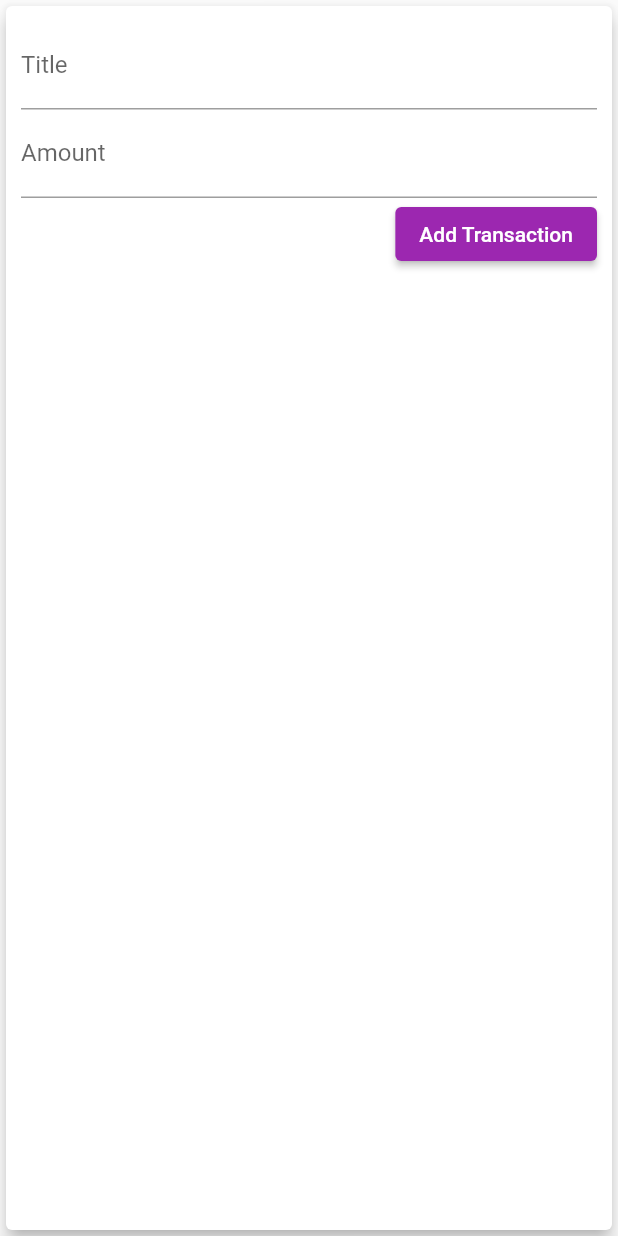
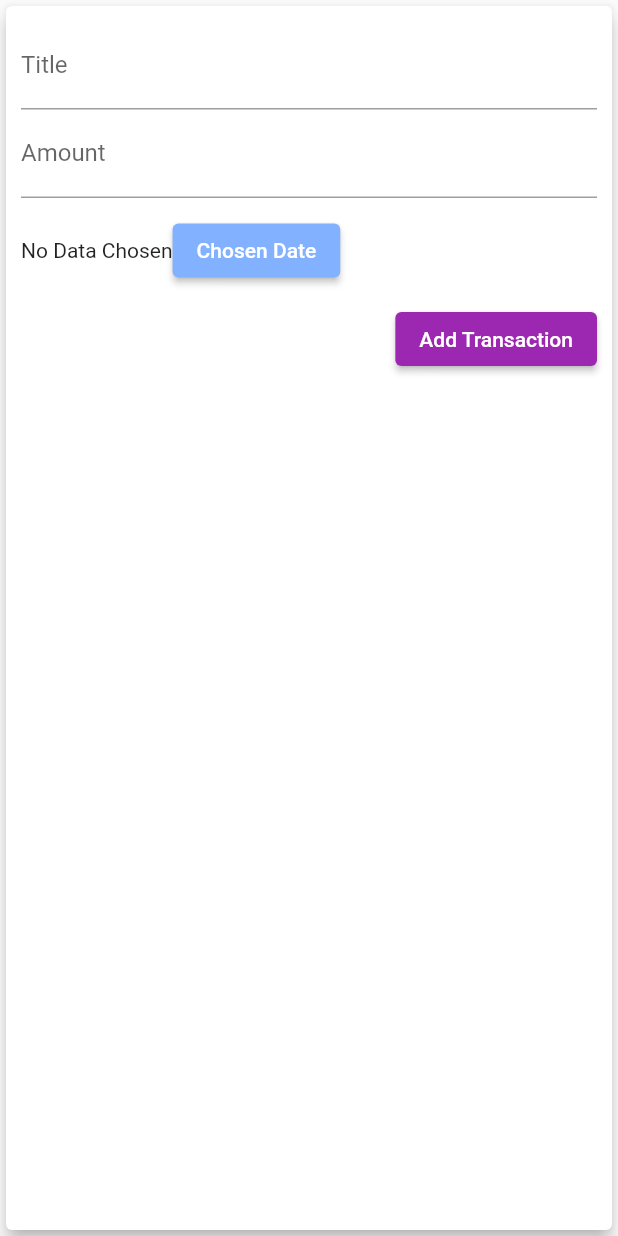
Before and after one commit to tuanly0508/Flutter, a Flutter app: the NewTransaction widget shown alone on an empty page, opened directly with empty values, after a tap on "Add Transaction", on a phone screen of 412 x 824 dp. Run offline on Flutter 3.47's test engine with Material 2 defaults, Android fonts, the phone set to English and light mode, and no system bars; Roboto replaces fonts that are missing (QuickSand).

Commit message:
done section 4

```diff
--- a/lib/widgets/chart.dart
+++ b/lib/widgets/chart.dart
@@ -25,7 +25,7 @@ class Chart extends StatelessWidget {
         'day': DateFormat.E().format(weekday).substring(0, 1),
         'amount': totalSum
       };
-    });
+    }).reversed.toList();
   }
 
   double get totalSpending {
--- a/lib/widgets/new_transaction.dart
+++ b/lib/widgets/new_transaction.dart
@@ -1,30 +1,44 @@
 import 'package:flutter/material.dart';
+// ignore: depend_on_referenced_packages
+import 'package:intl/intl.dart';
 
 class NewTransaction extends StatefulWidget {
   final Function addTx;
-
   NewTransaction(this.addTx);
-
   @override
   State<NewTransaction> createState() => _NewTransactionState();
 }
 
 class _NewTransactionState extends State<NewTransaction> {
-  final titleController = TextEditingController();
+  final _titleController = TextEditingController();
+  final _amountController = TextEditingController();
+  DateTime? _selectedDate;
 
-  final amountController = TextEditingController();
-
-  void submitData() {
-    final enteredTitle = titleController.text;
-    final enteredAmount = double.parse(amountController.text);
-
+  void _submitData() {
+    if (_amountController.text.isEmpty) return;
+    final enteredTitle = _titleController.text;
+    final enteredAmount = double.parse(_amountController.text);
     if (enteredTitle.isEmpty || enteredAmount <= 0) {
       return;
     }
+    widget.addTx(enteredTitle, enteredAmount, _selectedDate);
+    Navigator.of(context).pop();
+  }
 
-    widget.addTx(enteredTitle, enteredAmount);
-
-    Navigator.of(context).pop();
+  void _presentDatePicker() {
+    showDatePicker(
+            context: context,
+            initialDate: DateTime.now(),
+            firstDate: DateTime(2022),
+            lastDate: DateTime.now())
+        .then((value) {
+      if (value == null) {
+        return;
+      }
+      setState(() {
+        _selectedDate = value;
+      });
+    });
   }
 
   @override
@@ -38,17 +52,35 @@ class _NewTransactionState extends State<NewTransaction> {
             children: <Widget>[
               TextField(
                 decoration: InputDecoration(labelText: 'Title'),
-                controller: titleController,
-                onSubmitted: (_) => submitData(),
+                controller: _titleController,
+                onSubmitted: (_) => _submitData(),
               ),
               TextField(
                 decoration: InputDecoration(labelText: 'Amount'),
-                controller: amountController,
+                controller: _amountController,
                 keyboardType: TextInputType.number,
-                onSubmitted: (_) => submitData(),
+                onSubmitted: (_) => _submitData(),
+              ),
+              Container(
+                height: 70,
+                child: Row(
+                  children: <Widget>[
+                    // ignore: unnecessary_null_comparison
+                    Text(_selectedDate == null
+                        ? 'No Data Chosen'
+                        : DateFormat.yMMMd().format(_selectedDate!)),
+                    ElevatedButton(
+                      onPressed: _presentDatePicker,
+                      child: Text('Chosen Date'),
+                      style: ButtonStyle(
+                          backgroundColor: MaterialStateProperty.all(
+                              Colors.blueAccent[100])),
+                    )
+                  ],
+                ),
               ),
               ElevatedButton(
-                onPressed: submitData,
+                onPressed: _submitData,
                 child: Text('Add Transaction'),
                 style: ButtonStyle(
                     backgroundColor: MaterialStateProperty.all(Colors.purple)),
```
Also changed, not shown: lib/main.dart (+12 -3 lines), lib/widgets/transaction_list.dart (+18 -38 lines).
